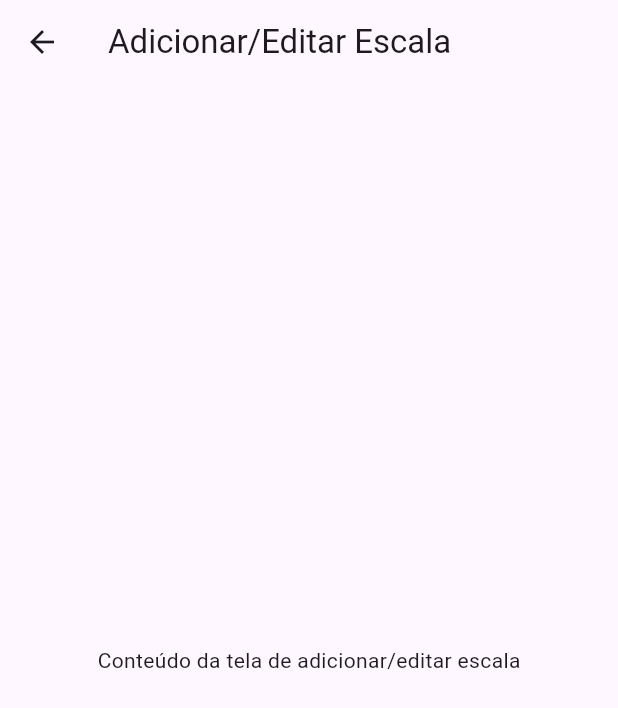
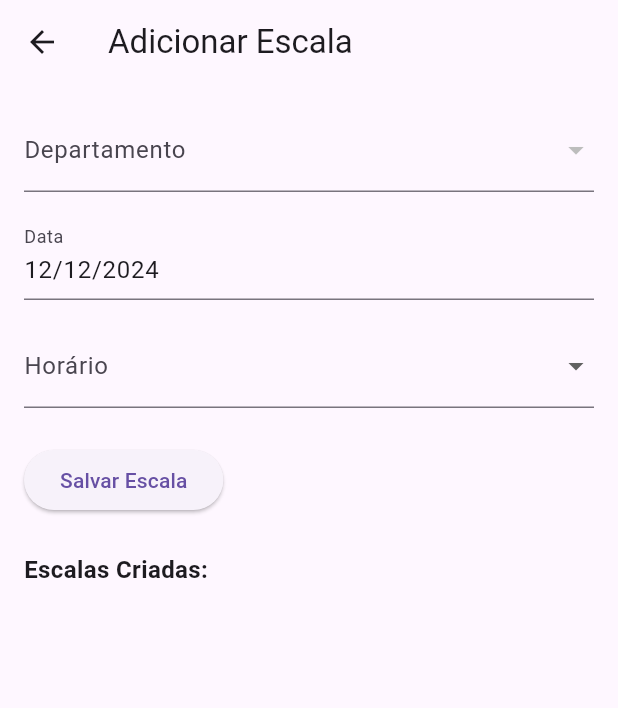
Before and after one commit to WellAzvdo/EscalaIEVV, a Flutter app: the AddEditScaleScreen screen opened directly, on a phone screen of 412 x 824 dp. Shown: the top 708 px of the screen. Run offline on Flutter 3.47's test engine with Material 3 defaults, Android fonts, the phone set to English and light mode, and no system bars; our stand-ins replace sqflite_common, sqflite_common_ffi; accounts and stored records are empty.

Commit message:
Fix bugging field read only, Add feature; dropdown list with previews of filled departments and select datetime previews listed

```diff
--- a/church_schedule_app/lib/main.dart
+++ b/church_schedule_app/lib/main.dart
@@ -4,8 +4,6 @@ import 'test/test_db.dart';
 
 void main() {
   runApp(MyApp());
-  testScales();
-  testConflictValidation();
 }
 
 class MyApp extends StatelessWidget {
--- a/church_schedule_app/lib/screens/add_edit_scale_screen.dart
+++ b/church_schedule_app/lib/screens/add_edit_scale_screen.dart
@@ -1,19 +1,169 @@
 import 'package:flutter/material.dart';
+import '../database/db_helper.dart';
 
 class AddEditScaleScreen extends StatefulWidget {
+  final int? scaleId;
+
+  AddEditScaleScreen({this.scaleId});
+
   @override
   _AddEditScaleScreenState createState() => _AddEditScaleScreenState();
 }
 
 class _AddEditScaleScreenState extends State<AddEditScaleScreen> {
+  final _formKey = GlobalKey<FormState>();
+  DateTime _selectedDate = DateTime.now();
+  String? _selectedDepartment;
+  String? _selectedTime;
+  List<int> _selectedMembers = [];
+  List<Map<String, dynamic>> _departments = [];
+  List<Map<String, dynamic>> _scales = [];
+  final List<String> _availableTimes = [
+    '08:00',
+    '10:00',
+    '16:00',
+    '17:00',
+    '18:00',
+    '19:00',
+    '20:00'
+  ];
+
+  @override
+  void initState() {
+    super.initState();
+    _loadDepartments();
+    _loadScales();
+  }
+
+  Future<void> _loadDepartments() async {
+    final departments = await DBHelper.getDepartments();
+    setState(() {
+      _departments = departments;
+    });
+  }
+
+  Future<void> _loadScales() async {
+    final scales = await DBHelper.getScales();
+    setState(() {
+      _scales = scales;
+    });
+  }
+
+  Future<void> _saveScale() async {
+    if (_formKey.currentState!.validate()) {
+      final dateTimeString = '${_selectedDate.toIso8601String().split('T')[0]} $_selectedTime';
+      final dateTime = DateTime.parse(dateTimeString);
+
+      if (widget.scaleId == null) {
+        await DBHelper.insertScale(
+          int.parse(_selectedDepartment!),
+          dateTime,
+          _selectedMembers,
+        );
+      } else {
+        await DBHelper.updateScale(
+          widget.scaleId!,
+          int.parse(_selectedDepartment!),
+          dateTime,
+          _selectedMembers,
+        );
+      }
+
+      _loadScales(); // Atualiza a lista de escalas
+      Navigator.of(context).pop();
+    }
+  }
+
   @override
   Widget build(BuildContext context) {
     return Scaffold(
       appBar: AppBar(
-        title: Text('Adicionar/Editar Escala'),
+        title: Text(widget.scaleId == null ? 'Adicionar Escala' : 'Editar Escala'),
       ),
-      body: Center(
-        child: Text('Conteúdo da tela de adicionar/editar escala'),
+      body: Padding(
+        padding: const EdgeInsets.all(16.0),
+        child: Form(
+          key: _formKey,
+          child: Column(
+            crossAxisAlignment: CrossAxisAlignment.start,
+            children: [
+              DropdownButtonFormField<String>(
+                decoration: InputDecoration(labelText: 'Departamento'),
+                items: _departments
+                    .map((department) => DropdownMenuItem<String>(
+                          value: department['id'].toString(),
+                          child: Text(department['name']),
+                        ))
+                    .toList(),
+                onChanged: (value) {
+                  setState(() {
+                    _selectedDepartment = value;
+                  });
+                },
+                validator: (value) => value == null ? 'Selecione um departamento' : null,
+              ),
+              SizedBox(height: 16),
+              TextFormField(
+                readOnly: true,
+                decoration: InputDecoration(labelText: 'Data'),
+                controller: TextEditingController(
+                  text: '${_selectedDate.day}/${_selectedDate.month}/${_selectedDate.year}',
+                ),
+                onTap: () async {
+                  final pickedDate = await showDatePicker(
+                    context: context,
+                    initialDate: _selectedDate,
+                    firstDate: DateTime.now(),
+                    lastDate: DateTime(2100),
+                  );
+                  if (pickedDate != null) {
+                    setState(() {
+                      _selectedDate = pickedDate;
+                    });
+                  }
+                },
+              ),
+              SizedBox(height: 16),
+              DropdownButtonFormField<String>(
+                decoration: InputDecoration(labelText: 'Horário'),
+                items: _availableTimes
+                    .map((time) => DropdownMenuItem<String>(
+                          value: time,
+                          child: Text(time),
+                        ))
+                    .toList(),
+                onChanged: (value) {
+                  setState(() {
+                    _selectedTime = value;
+                  });
+                },
+                validator: (value) => value == null ? 'Selecione um horário' : null,
+              ),
+              SizedBox(height: 24),
+              ElevatedButton(
+                onPressed: _saveScale,
+                child: Text(widget.scaleId == null ? 'Salvar Escala' : 'Atualizar Escala'),
+              ),
+              SizedBox(height: 24),
+              Text(
+                'Escalas Criadas:',
+                style: TextStyle(fontWeight: FontWeight.bold, fontSize: 16),
+              ),
+              Expanded(
+                child: ListView.builder(
+                  itemCount: _scales.length,
+                  itemBuilder: (context, index) {
+                    final scale = _scales[index];
+                    return ListTile(
+                      title: Text('Departamento ID: ${scale['departmentId']}'),
+                      subtitle: Text('Data: ${scale['dateTime']}'),
+                    );
+                  },
+                ),
+              ),
+            ],
+          ),
+        ),
       ),
     );
   }
```
Also changed, not shown: church_schedule_app/lib/database/db_helper.dart (+21 -15 lines).
